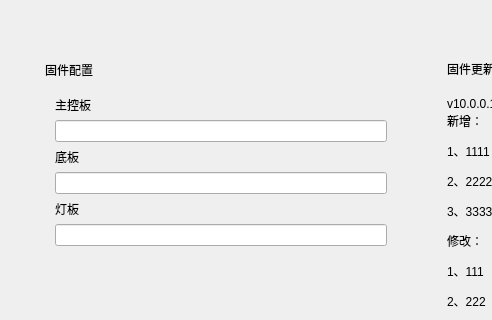
The window that resource/ui/FirmwareConfigInterface.ui (yltzdhbc/open-link-tool) describes before a commit, drawn with Qt 5; both pictures show x 0 to 492 and y 0 to 320 of the 911 by 807 pixel window.
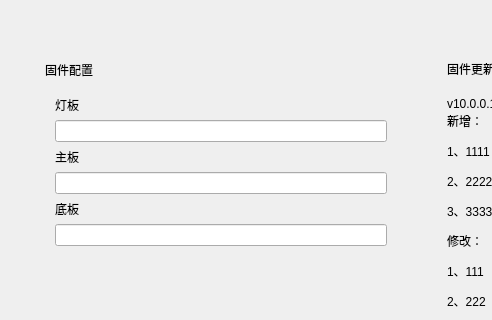
The same window after the commit. Custom widgets are drawn as their Qt base class.

Patch:
```diff
--- a/resource/ui/FirmwareConfigInterface.ui
+++ b/resource/ui/FirmwareConfigInterface.ui
@@ -123,7 +123,7 @@
             <item>
              <widget class="BodyLabel" name="prepareFocusLabel">
               <property name="text">
-               <string>主控板</string>
+               <string>灯板</string>
               </property>
               <property name="alignment">
                <set>Qt::AlignLeading|Qt::AlignLeft|Qt::AlignVCenter</set>
@@ -136,7 +136,7 @@
             <item>
              <widget class="BodyLabel" name="label">
               <property name="text">
-               <string>底板</string>
+               <string>主板</string>
               </property>
              </widget>
             </item>
@@ -146,7 +146,7 @@
             <item>
              <widget class="BodyLabel" name="label_2">
               <property name="text">
-               <string>灯板</string>
+               <string>底板</string>
               </property>
              </widget>
             </item>
```
